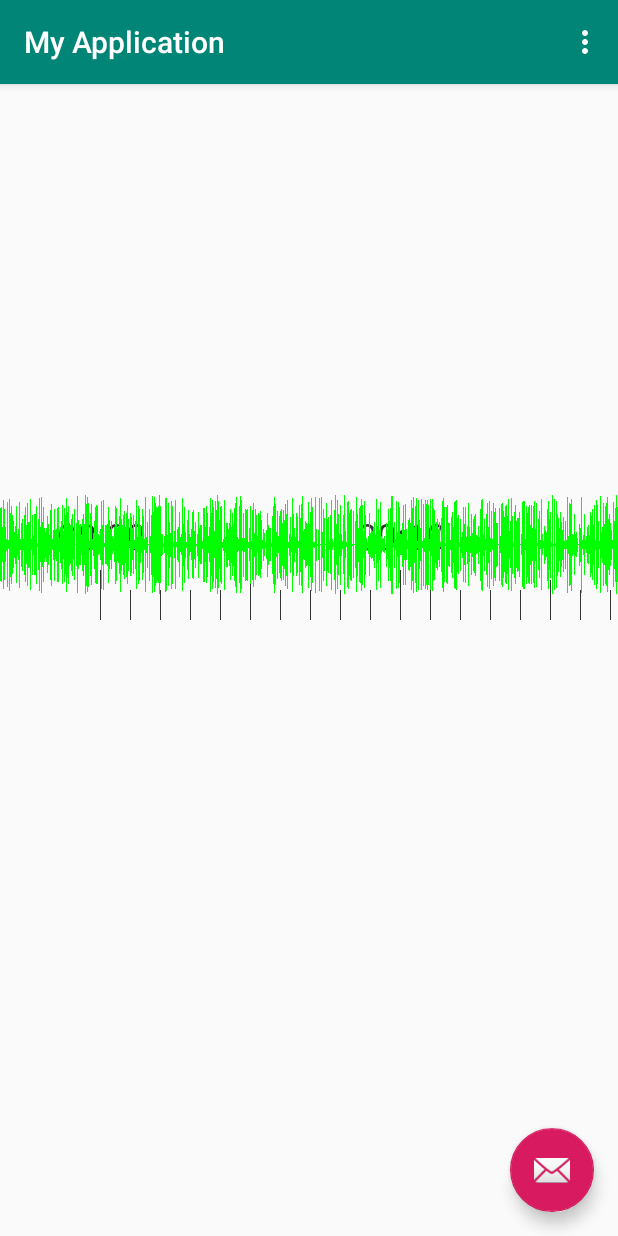
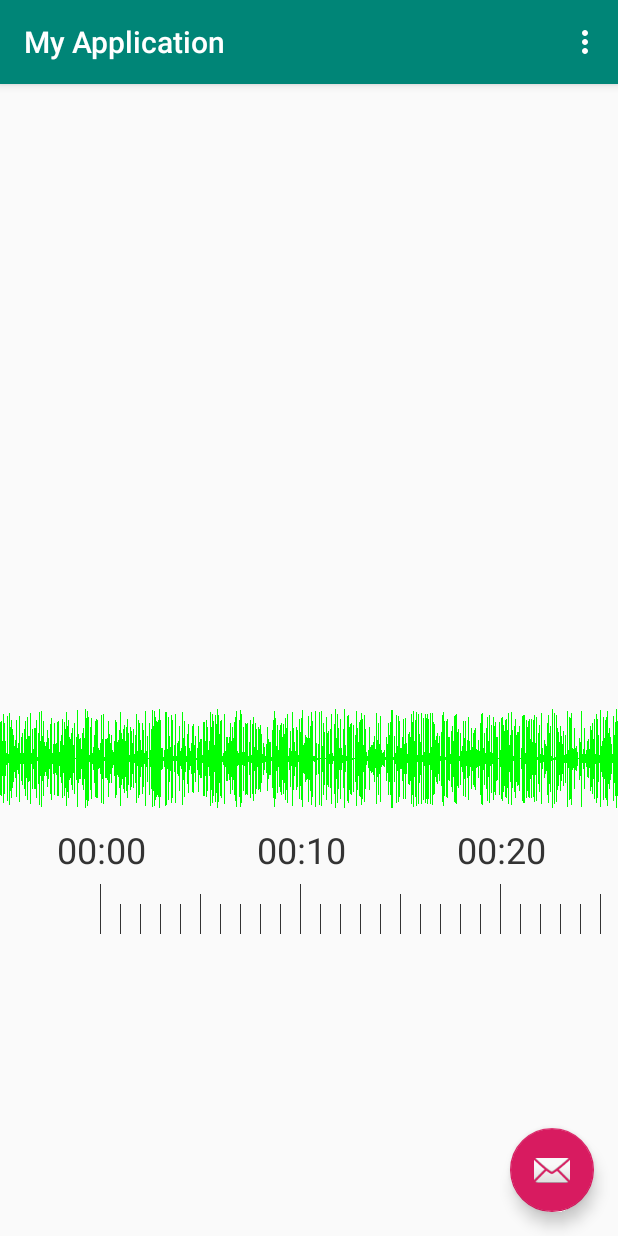
Before and after one commit to donbe/WaveformView, an Android app: the screen it shows after launch (MainActivity), on a phone screen of 412 x 824 dp. Run offline under Robolectric (Android 15) with nearby library versions, the phone set to English and light mode, and no system bars.

Commit message:
动态的加载视图,不用xml

```diff
--- a/MyApplication5/app/src/main/java/com/example/myapplication/MainActivity.java
+++ b/MyApplication5/app/src/main/java/com/example/myapplication/MainActivity.java
@@ -1,14 +1,23 @@
 package com.example.myapplication;
 
+import android.os.Build;
 import android.os.Bundle;
 
+import androidx.annotation.RequiresApi;
 import androidx.appcompat.app.AppCompatActivity;
 import androidx.appcompat.widget.Toolbar;
+import androidx.constraintlayout.widget.ConstraintLayout;
+import androidx.constraintlayout.widget.ConstraintSet;
 import androidx.recyclerview.widget.RecyclerView;
 
 import android.util.DisplayMetrics;
 import android.view.Menu;
 import android.view.MenuItem;
+import android.view.View;
+import android.view.ViewGroup;
+import android.widget.ImageView;
+
+import static android.view.View.OVER_SCROLL_NEVER;
 
 public class MainActivity extends AppCompatActivity {
 
@@ -17,16 +26,13 @@ public class MainActivity extends AppCompatActivity {
 
 
 
+    @RequiresApi(api = Build.VERSION_CODES.JELLY_BEAN_MR1)
     @Override
     protected void onCreate(Bundle savedInstanceState) {
         super.onCreate(savedInstanceState);
         setContentView(R.layout.activity_main);
         Toolbar toolbar = findViewById(R.id.toolbar);
         setSupportActionBar(toolbar);
-
-        recyclerView = (WareFormRecyclerView) findViewById(R.id.my_recycler_view);
-        recyclerView.density = getDensity();
-        recyclerView.paddingleft = 100;
 
 
         int length = 3000;
@@ -38,10 +44,26 @@ public class MainActivity extends AppCompatActivity {
         }
 
 
-        // 设置adapter
-        mAdapter = new WareFormAdapter(mydata,getDensity());
-        mAdapter.headWidth = 100;
-        recyclerView.setAdapter(mAdapter);
+        ConstraintLayout layout = findViewById(R.id.content_main);
+
+        recyclerView = new WareFormRecyclerView(this,null,mydata, (int) getDensity());;
+        recyclerView.paddingleft = 100;
+        recyclerView.setId(View.generateViewId());
+        recyclerView.setOverScrollMode(OVER_SCROLL_NEVER);
+        layout.addView(recyclerView);
+
+        // 设置约束
+        ConstraintSet set = new ConstraintSet();
+        set.clone(layout);
+        set.connect(recyclerView.getId(), ConstraintSet.TOP, layout.getId(), ConstraintSet.TOP, 500);
+        set.constrainHeight(recyclerView.getId(),350);
+        set.applyTo(layout);
+
+
+
+
+
+
 
     }
 
--- a/MyApplication5/app/src/main/java/com/example/myapplication/WareFormRecyclerView.java
+++ b/MyApplication5/app/src/main/java/com/example/myapplication/WareFormRecyclerView.java
@@ -22,34 +22,39 @@ import java.util.Locale;
 
 public class WareFormRecyclerView extends RecyclerView {
 
+    private final WareFormAdapter mAdapter;
     public int paddingleft = 0;                    // 刻度的起始坐标(像素)
-    public float density = 1;              // 手机屏幕密度
     public float secondPreDp = 0.05f;      // 一个dp多少秒
-
     public int drawcolor = 0xff333333;     // 刻度颜色
     public int fontSize = 36;              // 刻度字体大小
     public int shortTerm = 30;             // 1秒钟刻度线长度(像素)
     public int middleTerm = 40;            // 5秒钟刻度线长度(像素)
     public int longTerm  = 50;             // 10秒钟刻度线长度(像素)
-
+    private float density = 1;              // 手机屏幕密度
+    private int[] mDataset;
     private LinearLayoutManager layoutManager;
-
     private SimpleDateFormat formatter;
     private Date date;
-
     private Paint paint;
     private TextPaint textPaint;
     private Rect rect;
 
 
-    public WareFormRecyclerView(@NonNull Context context) {
-        super(context);
-    }
+    public WareFormRecyclerView(@NonNull Context context, @Nullable AttributeSet attrs, int[]dataset,int density) {
 
-    public WareFormRecyclerView(@NonNull Context context, @Nullable AttributeSet attrs) {
         super(context, attrs);
+
+        mDataset = dataset;
+        this.density = density;
+
         setWillNotDraw(false);
         setHasFixedSize(true);
+
+
+        // 设置adapter
+        mAdapter = new WareFormAdapter(dataset,density);
+        mAdapter.headWidth = 100;
+        setAdapter(mAdapter);
 
 
         // 设置横向布局
@@ -71,13 +76,16 @@ public class WareFormRecyclerView extends RecyclerView {
 
     }
 
+    public void setmDataset(int[] mDataset) {
+        this.mDataset = mDataset;
+    }
+
     @Override
     public void onDraw(Canvas c) {
         super.onDraw(c);
 
         // 显示刻度
         int scrollOffsetX= computeHorizontalScrollOffset();
-
 
         // 用来计算刻度开始的时间
         int startx = Math.max(scrollOffsetX - paddingleft,0);
@@ -100,7 +108,6 @@ public class WareFormRecyclerView extends RecyclerView {
                 // 显示时间
                 textPaint.getTextBounds(dateString, 0, dateString.length(), rect);
                 c.drawText(dateString + "", x-rect.width()/2, getMeasuredHeight()-70, textPaint);
-
             }
 
             // 5秒位置
--- a/MyApplication5/app/src/main/res/layout/content_main.xml
+++ b/MyApplication5/app/src/main/res/layout/content_main.xml
@@ -6,17 +6,19 @@
     android:layout_height="match_parent"
     app:layout_behavior="@string/appbar_scrolling_view_behavior"
     tools:context=".MainActivity"
-    tools:showIn="@layout/activity_main">
+    tools:showIn="@layout/activity_main"
+    android:id="@+id/content_main"
+    >
 
 
-    <com.example.myapplication.WareFormRecyclerView
-        android:id="@+id/my_recycler_view"
-        android:layout_width="match_parent"
-        android:layout_height="100dp"
-        android:layout_marginTop="257dp"
-        android:overScrollMode="never"
-        app:layout_constraintStart_toStartOf="parent"
-        app:layout_constraintTop_toTopOf="parent">
+<!--    <com.example.myapplication.WareFormRecyclerView-->
+<!--        android:id="@+id/my_recycler_view"-->
+<!--        android:layout_width="match_parent"-->
+<!--        android:layout_height="100dp"-->
+<!--        android:layout_marginTop="257dp"-->
+<!--        android:overScrollMode="never"-->
+<!--        app:layout_constraintStart_toStartOf="parent"-->
+<!--        app:layout_constraintTop_toTopOf="parent">-->
+<!--    </com.example.myapplication.WareFormRecyclerView>-->
 
-    </com.example.myapplication.WareFormRecyclerView>
 </androidx.constraintlayout.widget.ConstraintLayout>
```
